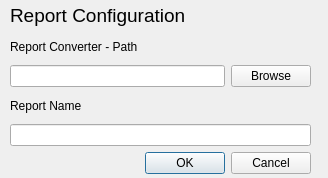
Old version of the form tools/DRaceGUI/qt/Report_Config.ui in the repository fmoessbauer/drace.
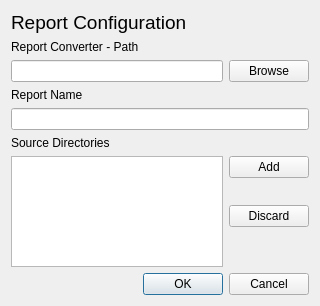
New version of the form.

Commit message: feat: extend GUI to support Report Configuration feat: add source directories

```diff
--- a/tools/DRaceGUI/qt/Report_Config.ui
+++ b/tools/DRaceGUI/qt/Report_Config.ui
@@ -6,22 +6,27 @@
    <rect>
     <x>0</x>
     <y>0</y>
-    <width>328</width>
-    <height>178</height>
+    <width>320</width>
+    <height>306</height>
    </rect>
   </property>
+  <property name="minimumSize">
+   <size>
+    <width>320</width>
+    <height>306</height>
+   </size>
+  </property>
+  <property name="maximumSize">
+   <size>
+    <width>16777215</width>
+    <height>306</height>
+   </size>
+  </property>
   <property name="windowTitle">
    <string>Report Configuration</string>
   </property>
-  <widget class="QWidget" name="layoutWidget">
-   <property name="geometry">
-    <rect>
-     <x>10</x>
-     <y>3</y>
-     <width>301</width>
-     <height>171</height>
-    </rect>
-   </property>
+  <layout class="QVBoxLayout" name="verticalLayout_3">
+   <item>
    <layout class="QVBoxLayout" name="verticalLayout">
     <item>
      <widget class="QLabel" name="label">
@@ -70,6 +75,64 @@
     <item>
      <widget class="QLineEdit" name="report_name"/>
     </item>
+     <item>
+      <widget class="QLabel" name="label_8">
+       <property name="text">
+        <string>Source Directories</string>
+       </property>
+      </widget>
+     </item>
+     <item>
+      <layout class="QHBoxLayout" name="horizontalLayout_2">
+       <item>
+        <widget class="QListWidget" name="report_srcdirs_list">
+         <property name="sizePolicy">
+          <sizepolicy hsizetype="Expanding" vsizetype="Expanding">
+           <horstretch>0</horstretch>
+           <verstretch>0</verstretch>
+          </sizepolicy>
+         </property>
+        </widget>
+       </item>
+       <item>
+        <layout class="QVBoxLayout" name="verticalLayout_2">
+         <item alignment="Qt::AlignTop">
+          <widget class="QPushButton" name="report_srcdirs_add">
+           <property name="layoutDirection">
+            <enum>Qt::LeftToRight</enum>
+           </property>
+           <property name="text">
+            <string>Add</string>
+           </property>
+          </widget>
+         </item>
+         <item>
+          <widget class="QPushButton" name="report_srcdirs_discard">
+           <property name="text">
+            <string>Discard</string>
+           </property>
+          </widget>
+         </item>
+         <item>
+          <spacer name="verticalSpacer">
+           <property name="orientation">
+            <enum>Qt::Vertical</enum>
+           </property>
+           <property name="sizeType">
+            <enum>QSizePolicy::Fixed</enum>
+           </property>
+           <property name="sizeHint" stdset="0">
+            <size>
+             <width>20</width>
+             <height>40</height>
+            </size>
+           </property>
+          </spacer>
+         </item>
+        </layout>
+       </item>
+      </layout>
+     </item>
     <item>
      <widget class="QDialogButtonBox" name="buttonBox">
       <property name="standardButtons">
@@ -78,7 +141,8 @@
      </widget>
     </item>
    </layout>
-  </widget>
+   </item>
+  </layout>
  </widget>
  <resources/>
  <connections/>
```
Lines whose indentation alone changed are shown as unchanged. The commit also changes 6 other files.
